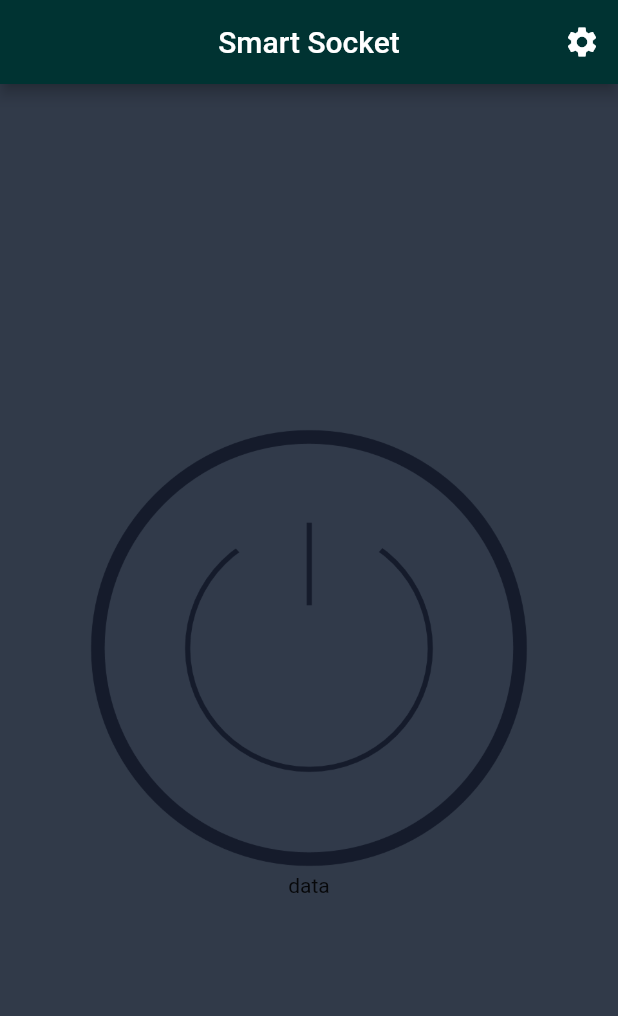
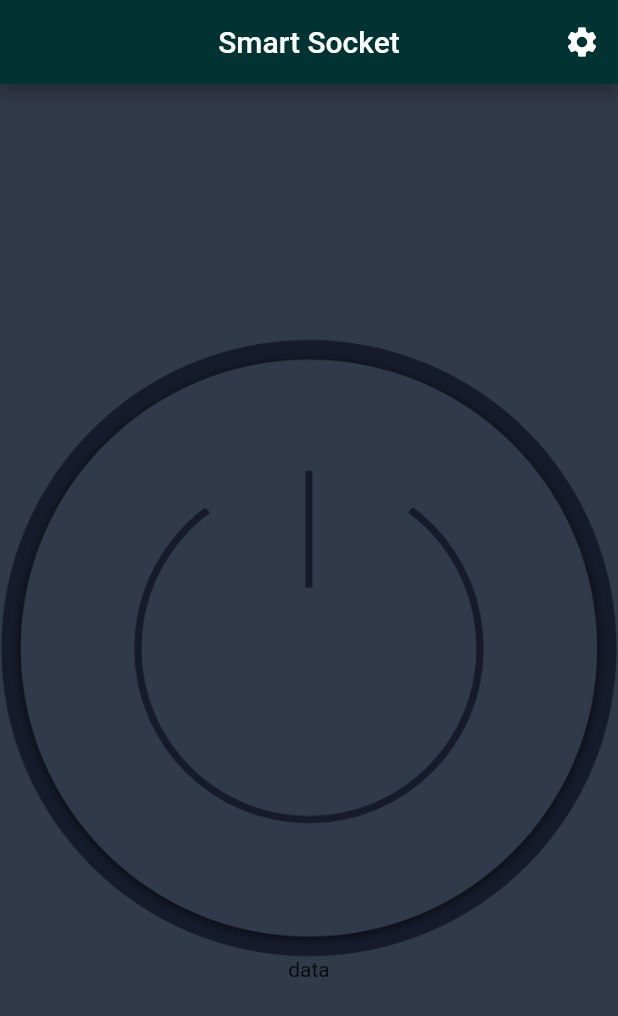
Before and after one commit to aleeraser/PyPlugApp, a Flutter app: the screen it shows after launch, on a phone screen of 412 x 824 dp. Shown: the top 1016 px of the screen. Run offline on Flutter 3.47's test engine with Material 2 defaults, Android fonts, the phone set to English and light mode, and no system bars.

Commit message:
Updated switch button image and code.

```diff
--- a/lib/customImageButton.dart
+++ b/lib/customImageButton.dart
@@ -9,13 +9,37 @@ class CustomImageButton extends StatelessWidget {
 
   CustomImageButton({@required this.assetImage, @required this.onTap});
 
+  // TODO: the button is rectangular shaped even if the image is circular. Make the 'tappable-area' circular too.
+
   @override
   Widget build(BuildContext context) {
+    // return Container(
+    //   child: ConstrainedBox(
+    //     constraints: BoxConstraints.tightFor(height: 300),
+    //     child: Ink.image(
+    //       // padding: EdgeInsets.symmetric(horizontal: 60.0),
+    //       image: assetImage,
+    //       fit: BoxFit.fitWidth,
+    //       child: InkWell(
+    //         highlightColor: Colors.transparent,
+    //         splashColor: Colors.transparent,
+    //         onTap: onTap,
+    //       ),
+    //     ),
+    //   ),
+    // );
 
+    // Using a FloatingActionButton since it is naturally a circle.
     return Container(
-      child: ConstrainedBox(
-        constraints: BoxConstraints.tightFor(height: 300),
+        width: double.infinity,
+        child: FittedBox(
+            child: FloatingActionButton(
+                onPressed: null, // tap is handled below
+                backgroundColor: Colors.transparent,
+                elevation: 0, // grounded
+                child: Container(
                   child: Ink.image(
+                    // padding: EdgeInsets.symmetric(horizontal: 60.0),
                     image: assetImage,
                     fit: BoxFit.fitWidth,
                     child: InkWell(
@@ -24,27 +48,6 @@ class CustomImageButton extends StatelessWidget {
                       onTap: onTap,
                     ),
                   ),
-      ),
-    );
-
-    // new FloatingActionButton(
-    //   isExtended: true,
-    //   onPressed: () {
-    //     setState(() {
-    //       _status = !_status;
-    //       if (_status) {
-    //         _image = new Image(image: AssetImage("assets/images/btn_on.png"));
-    //         _bgColor = Colors.white;
-    //       } else {
-    //         _image = new Image(image: AssetImage("assets/images/btn_off.png"));
-    //         _bgColor = new Color.fromARGB(255, 49, 58, 73);
-    //       }
-    //     });
-    //   },
-    //   child: new ConstrainedBox(
-    //     constraints: new BoxConstraints.expand(),
-    //     child: _image,
-    //   ),
-    // ),
+                ))));
   }
 }
```
Also changed, not shown: assets/images/btn_off.png, assets/images/btn_off.svg (deleted), assets/images/btn_on.png, assets/images/btn_on.svg (deleted). Lines whose indentation alone changed are shown as unchanged.
